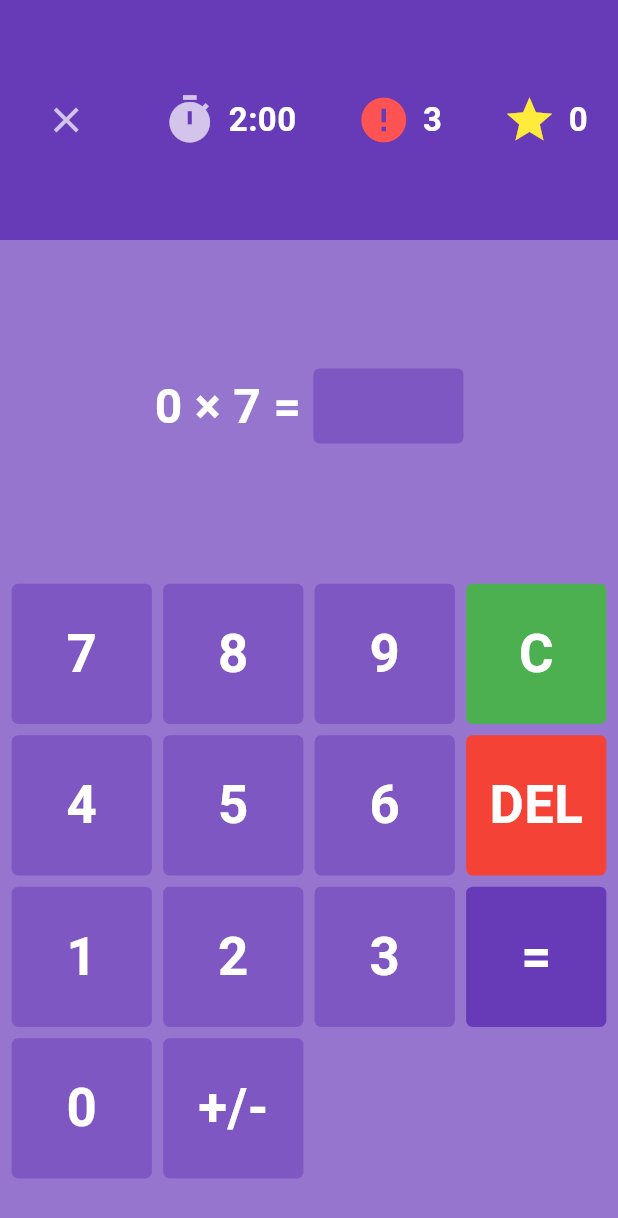
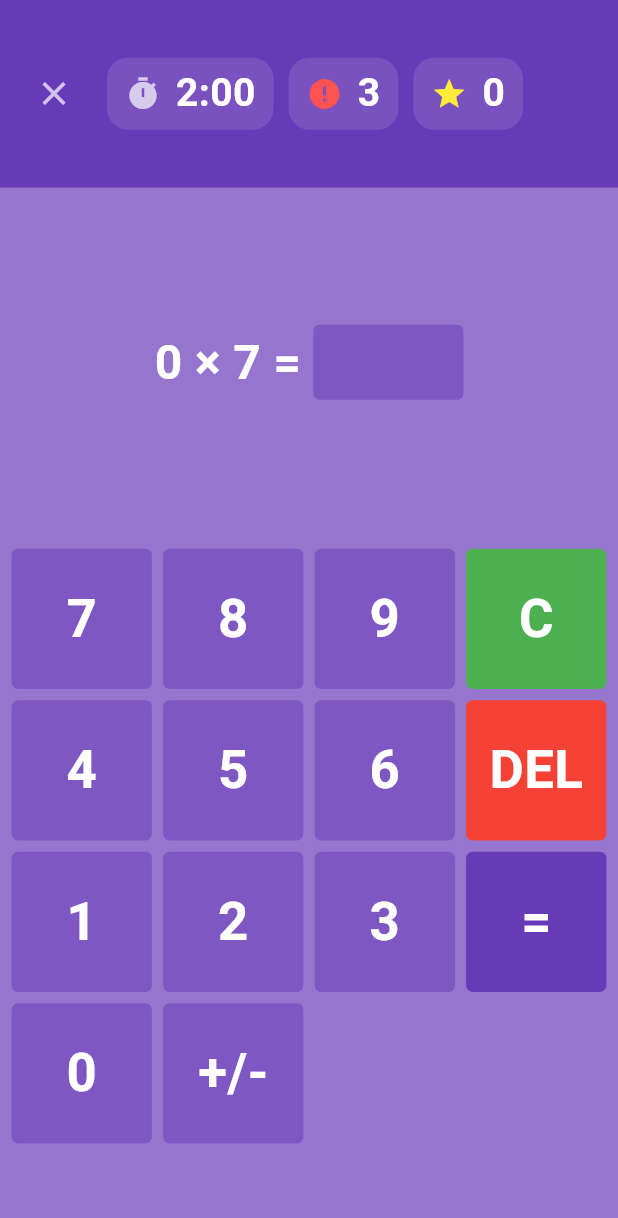
Before and after one commit to marp/matem_appka, a Flutter app: the GamePage screen opened by its route, on a phone screen of 412 x 824 dp. Shown: the top 1218 px of the screen. Run offline on Flutter 3.47's test engine with Material 3 defaults, Android fonts, the light colour scheme and no system bars; our stand-ins replace audioplayers, fl_chart, flutter_local_notifications, flutter_svg, google_fonts, package_info_plus and 3 more; missing offline and left inert: back_button_interceptor; accounts and stored records are empty.

Commit message:
new header

```diff
--- a/lib/pages/game_page.dart
+++ b/lib/pages/game_page.dart
@@ -157,28 +157,18 @@ class _GamePageState extends State<GamePage> {
 
     if (outcome == AnswerOutcome.correct) {
       AudioService().playCorrectSound();
-      _isResultDialogVisible = true;
-      _onResultDialogConfirm = () {
-        _isResultDialogVisible = false;
-        goToNextQuestion();
-      };
-      showDialog(
-        context: context,
-        barrierDismissible: false,
-        builder: (context) {
-          return ResultMessage(
-            message: 'Correct!',
-            onTap: () {
-              _isResultDialogVisible = false;
-              goToNextQuestion();
-            },
-            icon: Icons.arrow_forward,
-          );
-        },
-      );
 
-      // Score is updated in GameService.
-      setState(() {});
+      // Only try to close a dialog if one is actually on the stack.
+      if (Navigator.of(context).canPop()) {
+        Navigator.of(context).pop();
+      }
+
+      // Move to next question (also resets input and generates a new question).
+      setState(() {
+        userAnswer = '';
+        _gameService.nextQuestion();
+      });
+
       return;
     }
 
@@ -200,14 +190,18 @@ class _GamePageState extends State<GamePage> {
     };
     showDialog(
       context: context,
+      barrierDismissible: false,
       builder: (context) {
         return ResultMessage(
-          message: 'Sorry, try again!',
+          message: 'Wrong answer',
+          subtitle: 'Relax and try again.',
+          buttonText: 'Ok',
           onTap: () {
             _isResultDialogVisible = false;
             goBackToQuestion();
           },
           icon: Icons.rotate_left,
+          accentColor: Colors.orangeAccent,
         );
       },
     );
@@ -230,13 +224,16 @@ class _GamePageState extends State<GamePage> {
       barrierDismissible: false,
       builder: (context) {
         return ResultMessage(
-          message: 'Game Over! Your score is $score',
+          message: 'End of the game',
+          subtitle: 'Your score: $score',
+          buttonText: 'Back to Home',
           onTap: () {
             _isResultDialogVisible = false;
             gameEnd();
             Navigator.pushNamed(context, '/home');
           },
-          icon: Icons.close,
+          icon: Icons.hourglass_bottom,
+          accentColor: Colors.yellow
         );
       },
     );
@@ -322,6 +319,142 @@ class _GamePageState extends State<GamePage> {
     });
   }
 
+  // Header styling
+  static const double _headerHeight = 125;
+
+  Widget _statChip({
+    required IconData icon,
+    required String value,
+    required Color iconColor,
+  }) {
+    return LayoutBuilder(
+      builder: (context, constraints) {
+        // Slightly more compact on narrow layouts.
+        final isNarrow = MediaQuery.sizeOf(context).width < 380;
+        final horizontal = isNarrow ? 10.0 : 12.0;
+        final vertical = isNarrow ? 8.0 : 10.0;
+        final gap = isNarrow ? 8.0 : 10.0;
+        // final iconSize = isNarrow ? 18.0 : 20.0;
+        final iconSize = 24.0;
+        final valueSize = isNarrow ? 24.0 : 26.0;
+
+        return Container(
+          padding: EdgeInsets.symmetric(horizontal: horizontal, vertical: vertical),
+          decoration: BoxDecoration(
+            color: Colors.white.withValues(alpha: 0.12),
+            borderRadius: BorderRadius.circular(14),
+          ),
+          child: Row(
+            mainAxisSize: MainAxisSize.min,
+            children: [
+              Icon(icon, color: iconColor, size: iconSize),
+              SizedBox(width: gap),
+              Column(
+                mainAxisSize: MainAxisSize.min,
+                crossAxisAlignment: CrossAxisAlignment.start,
+                children: [
+                  // Prevent value text from overflowing (e.g. long time)
+                  FittedBox(
+                    fit: BoxFit.scaleDown,
+                    alignment: Alignment.centerLeft,
+                    child: Text(
+                      value,
+                      style: whiteBoldedText.copyWith(fontSize: valueSize, height: 1.0),
+                      maxLines: 1,
+                    ),
+                  ),
+                  const SizedBox(height: 2),
+                ],
+              ),
+            ],
+          ),
+        );
+      },
+    );
+  }
+
+  Widget _buildHeader(BuildContext context) {
+    return Container(
+      height: _headerHeight,
+      color: Colors.deepPurple,
+      padding: const EdgeInsets.symmetric(horizontal: 12),
+      child: SafeArea(
+        bottom: false,
+        child: Center(
+          child: StreamBuilder<int>(
+            stream: mode == GameMode.practice ? Stream<int>.empty() : timerStream,
+            builder: (context, snapshot) {
+              // Timed modes: end game when timer ends
+              if (mode != GameMode.practice &&
+                  snapshot.hasData &&
+                  snapshot.data == secondsLeft - 1) {
+                Future.microtask(() {
+                  gameOver();
+                });
+              }
+
+              final timeValue = mode == GameMode.practice
+                  ? '∞'
+                  : _formatRemainingTime(snapshot.data);
+
+              final mistakesValue = mode == GameMode.play
+                  ? remainingMistakes.toString()
+                  : '∞';
+
+              return Row(
+                children: [
+                  IconButton(
+                    icon: const Icon(Icons.close, color: Colors.white70, size: 26),
+                    onPressed: _showExitConfirmDialog,
+                    tooltip: 'Exit',
+                  ),
+                  Expanded(
+                    child: Align(
+                      alignment: Alignment.center,
+                      child: Wrap(
+                        alignment: WrapAlignment.center,
+                        crossAxisAlignment: WrapCrossAlignment.center,
+                        spacing: 10,
+                        runSpacing: 8,
+                        children: [
+                          _statChip(
+                            icon: Icons.timer,
+                            value: timeValue,
+                            iconColor: Colors.white70,
+                          ),
+                          _statChip(
+                            icon: Icons.error,
+                            value: mistakesValue,
+                            iconColor: Colors.redAccent,
+                          ),
+                          if (mode != GameMode.practice)
+                            _statChip(
+                              icon: Icons.star,
+                              value: score.toString(),
+                              iconColor: Colors.yellow,
+                            ),
+                        ],
+                      ),
+                    ),
+                  ),
+                  // Symmetry placeholder (same width as IconButton) so the wrap stays centered.
+                  const SizedBox(width: 40),
+                ],
+              );
+            },
+          ),
+        ),
+      ),
+    );
+  }
+
+  String _formatRemainingTime(int? elapsedSeconds) {
+    final remainingTime = 120 - (elapsedSeconds ?? 0);
+    final minutes = remainingTime ~/ 60;
+    final seconds = remainingTime % 60;
+    return '$minutes:${seconds.toString().padLeft(2, '0')}';
+  }
+
   @override
   Widget build(BuildContext context) {
     return PopScope(
@@ -338,103 +471,7 @@ class _GamePageState extends State<GamePage> {
           backgroundColor: Colors.deepPurple[300],
           body: Column(
             children: [
-              Container(
-                height: 160,
-                color: Colors.deepPurple,
-                child: Center(
-                  child: mode == GameMode.practice
-                      ? Row(
-                          mainAxisAlignment: MainAxisAlignment.spaceAround,
-                          children: [
-                            IconButton(
-                              icon: const Icon(Icons.close, color: Colors.white70, size: 28),
-                              onPressed: _showExitConfirmDialog,
-                              tooltip: 'Exit',
-                            ),
-                            topBarElement(
-                              Text('∞', style: whiteBoldedText),
-                              Icons.error,
-                              Colors.redAccent,
-                            ),
-                            topBarElement(
-                              Text('-', style: whiteBoldedText),
-                              Icons.star,
-                              Colors.yellow,
-                            ),
-                          ],
-                        )
-                      : StreamBuilder<int>(
-                          stream: timerStream,
-                          builder: (context, snapshot) {
-                            // Check if the timer has ended
-                            if (snapshot.hasData &&
-                                snapshot.data == secondsLeft - 1) {
-                              // End the game if time is up
-                              Future.microtask(() {
-                                // if (Navigator.canPop(context)) Navigator.of(context).popUntil((route) => route.isFirst);
-                                gameOver();
-                            });
-                          }
-                          return Row(
-                            mainAxisAlignment: MainAxisAlignment.spaceAround,
-                            children: [
-                              IconButton(
-                                icon: const Icon(Icons.close, color: Colors.white70, size: 28),
-                                onPressed: _showExitConfirmDialog,
-                                tooltip: 'Exit',
-                              ),
-                              topBarElement(
-                                  buildRemainingTimeText(snapshot.data),
-                                  Icons.timer,
-                                  Colors.white70),
-                              topBarElement(
-                                AnimatedSwitcher(
-                                  duration:
-                                      const Duration(milliseconds: 300),
-                                  transitionBuilder:
-                                      (child, animation) {
-                                    return SlideTransition(
-                                      position: Tween<Offset>(
-                                        begin: const Offset(0, -1.5),
-                                        end: const Offset(0, 0),
-                                      ).animate(animation),
-                                      child: child,
-                                    );
-                                  },
-                                  child: Text(
-                                    mode == GameMode.timetrial ? '∞' : remainingMistakes.toString(),
-                                    key: ValueKey<int>(remainingMistakes),
-                                    style: whiteBoldedText.copyWith(
-                                        color: Colors.white),
-                                  ),
-                                ),
-                                Icons.error,
-                                Colors.redAccent,
-                              ),
-                              topBarElement(
-                                AnimatedSwitcher(
-                                  duration:
-                                      const Duration(milliseconds: 300),
-                                  transitionBuilder:
-                                      (child, animation) {
-                                    return ScaleTransition(
-                                        scale: animation, child: child);
-                                  },
-                                  child: Text(
-                                    score.toString(),
-                                    key: ValueKey<int>(score),
-                                    style: whiteBoldedText,
-                                  ),
-                                ),
-                                Icons.star,
-                                Colors.yellow,
-                              ),
-                            ],
-                          );
-                        },
-                      ),
-                ),
-              ),
+              _buildHeader(context),
               Expanded(
                 child: Center(
                   child: Column(
@@ -496,28 +533,6 @@ class _GamePageState extends State<GamePage> {
     );
   }
 
-  Widget buildRemainingTimeText(int? elapsedSeconds) {
-    int remainingTime = 120 - (elapsedSeconds ?? 0);
-    int minutes = remainingTime ~/ 60;
-    int seconds = remainingTime % 60;
-
-    return Text(
-      '$minutes:${seconds.toString().padLeft(2, '0')}',
-      style: whiteBoldedText,
-    );
-  }
-
-  Widget topBarElement(Widget child, IconData icon, Color color) {
-    return Row(
-      mainAxisAlignment: MainAxisAlignment.center,
-      children: [
-        Icon(icon, color: color, size: 36),
-        const SizedBox(width: 8),
-        child,
-      ],
-    );
-  }
-
   @override
   void dispose() {
     BackButtonInterceptor.remove(myInterceptor);
--- a/lib/services/game_service.dart
+++ b/lib/services/game_service.dart
@@ -67,7 +67,7 @@ class GameService {
 
   /// Initializes state for given [mode] and generates the first question.
   void start({required GameMode mode}) {
-    final initialMistakes = mode == GameMode.practice ? 9999 : 3;
+    const initialMistakes = 3;
     _state = GameState(
       mode: mode,
       question: _generateQuestion(),
```
Also changed, not shown: lib/util/result_message.dart (+77 -21 lines).
